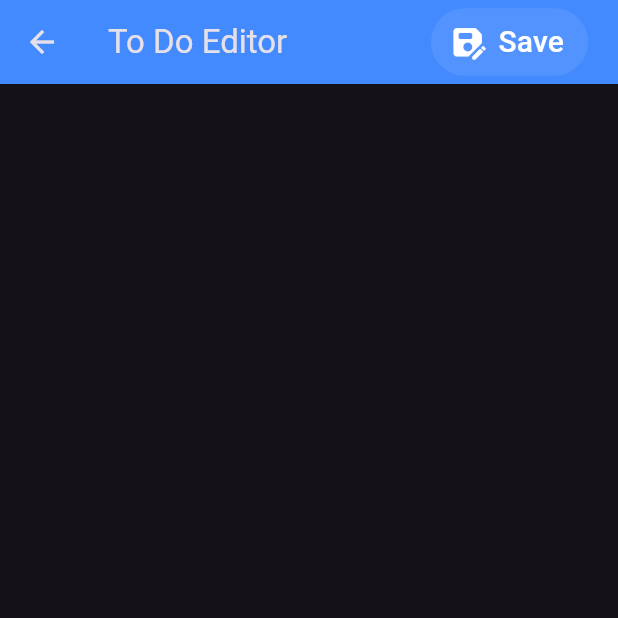
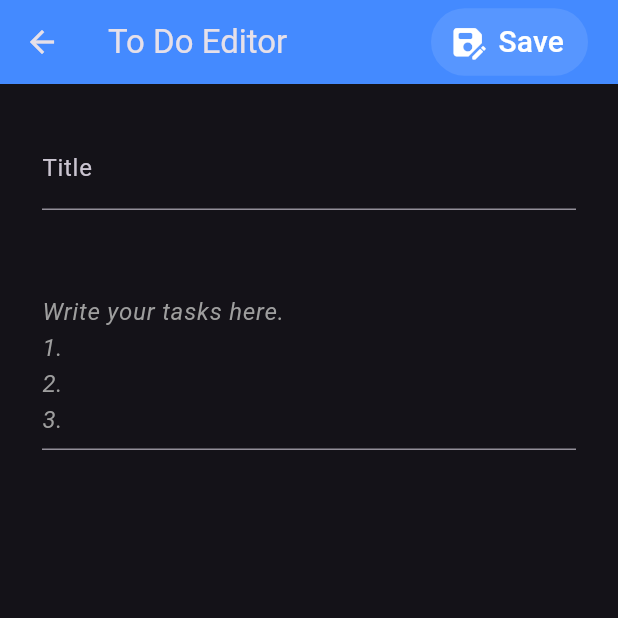
Before and after one commit to falbloshi/2-do, a Flutter app: the NewTaskPage screen opened directly, after a tap on "Save", on a phone screen of 412 x 824 dp, the top half of it. Run offline on Flutter 3.47's test engine with Material 3 defaults, Android fonts, the phone set to English and light mode, and no system bars.

Commit message:
Add Text Fields and Text Controllers

```diff
--- a/lib/pages/new_task_page.dart
+++ b/lib/pages/new_task_page.dart
@@ -8,6 +8,8 @@ class NewTaskPage extends StatefulWidget {
 }
 
 class _NewTaskPageState extends State<NewTaskPage> {
+  final titleController = TextEditingController();
+  final taskController = TextEditingController();
   @override
   Widget build(BuildContext context) {
     return Scaffold(
@@ -17,23 +19,65 @@ class _NewTaskPageState extends State<NewTaskPage> {
         actions: [
           TextButton.icon(
             onPressed: () {
-              Navigator.push(
-                context,
-                MaterialPageRoute<void>(
-                  builder: (context) => const NewTaskPage(),
-                ),
-              );
+              final newNote = taskController.text.split('\n');
+              newNote.insert(0, titleController.text);
+              print(newNote);
             },
             icon: const Icon(Icons.save_as_rounded, size: 25),
             label: Text('Save', style: TextStyle(fontSize: 20)),
             style: TextButton.styleFrom(
               foregroundColor: Colors.white,
-              backgroundColor: const Color.fromRGBO(255, 255, 255, 0.08),
+              backgroundColor: Colors.white10,
             ),
           ),
           SizedBox(width: 20),
         ],
       ),
+      body: EntryForm(
+        titleController: titleController,
+        taskController: taskController,
+      ),
     );
   }
 }
+
+class EntryForm extends StatelessWidget {
+  final TextEditingController titleController;
+  final TextEditingController taskController;
+
+  const EntryForm({
+    super.key,
+    required this.titleController,
+    required this.taskController,
+  });
+
+  @override
+  Widget build(BuildContext context) {
+    return Container(
+      padding: const EdgeInsets.all(28),
+      child: Column(
+        children: [
+          TextField(
+            controller: titleController,
+            decoration: InputDecoration(labelText: 'Title'),
+          ),
+          SizedBox(height: 48),
+          TextFormField(
+            controller: taskController,
+            minLines: 3,
+            maxLines: null,
+            decoration: InputDecoration(
+              border: UnderlineInputBorder(),
+              hintText: 'Write your tasks here. \n1.\n2.\n3.',
+              hintStyle: TextStyle(
+                fontSize: 16,
+                fontStyle: FontStyle.italic,
+                color: Colors.grey, // change this to whatever fits
+              ),
+            ),
+          ),
+        ],
+      ),
+    );
+  }
+}
--- a/lib/pages/task_page.dart
+++ b/lib/pages/task_page.dart
@@ -82,7 +82,7 @@ class _TaskPageState extends State<TaskPage> {
             label: Text('New Tasks', style: TextStyle(fontSize: 20)),
             style: TextButton.styleFrom(
               foregroundColor: Colors.white,
-              backgroundColor: Colors.white12,
+              backgroundColor: Colors.white10,
             ),
           ),
           SizedBox(width: 20),
```
Also changed, not shown: 1 other file.
